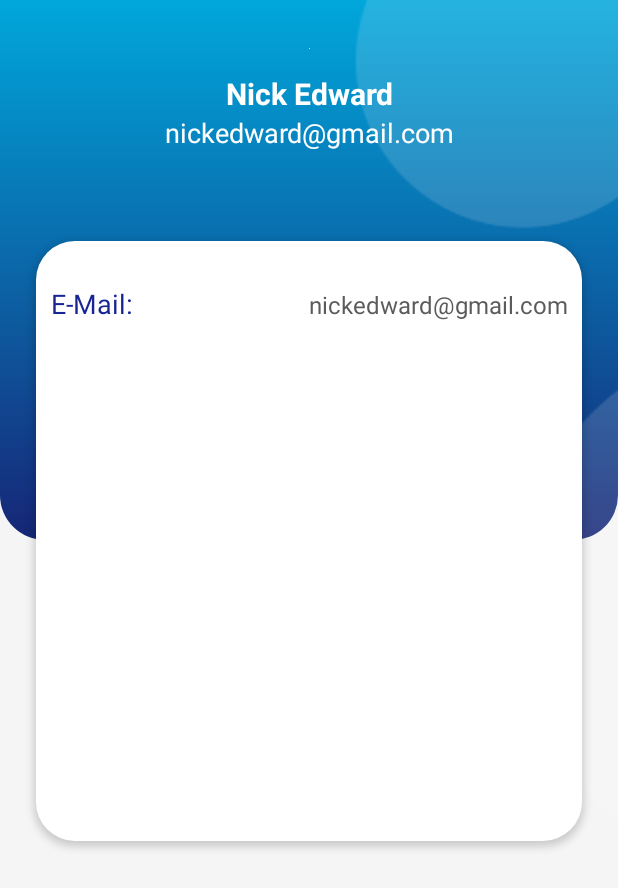
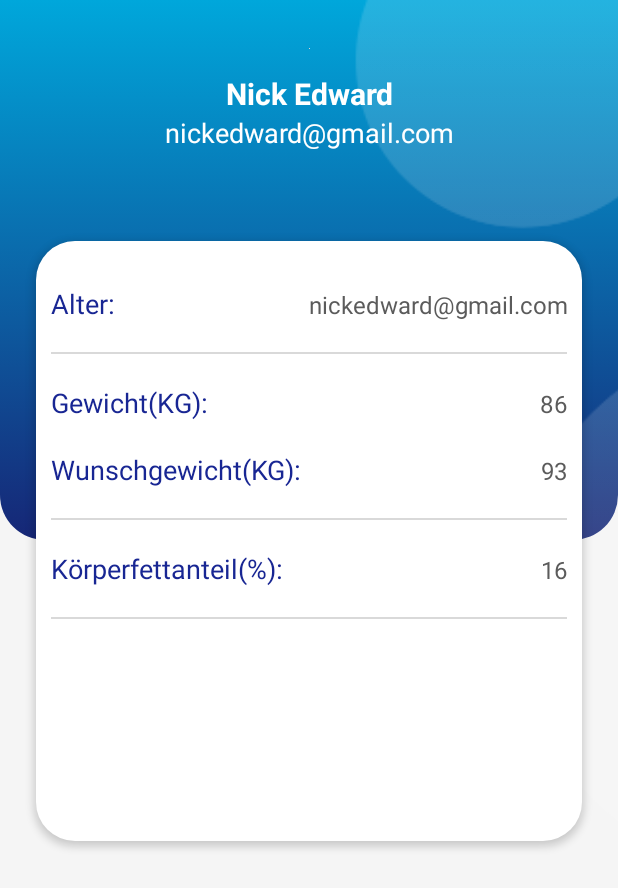
Before and after one commit to Kantholzwerfer/FlexVideoTM, an Android app: the layout fragment_profile.xml on its own in the app's theme, with its tools: preview values and no code run, on a phone screen of 412 x 824 dp. Shown: the top 888 px of the screen. Run offline under Robolectric (Android 15) with nearby library versions, the light colour scheme and no system bars.

Commit message:
- Profilupdate

```diff
--- a/app/src/main/res/layout/fragment_profile.xml
+++ b/app/src/main/res/layout/fragment_profile.xml
@@ -131,17 +131,16 @@
                             android:orientation="horizontal">
 
                             <TextView
-                                android:id="@+id/textView4"
+                                android:id="@+id/textViewAlter"
                                 android:layout_width="wrap_content"
                                 android:layout_height="wrap_content"
                                 android:layout_weight="1"
-                                android:text="E-Mail:"
+                                android:text="Alter:"
                                 android:textColor="#182693"
-                                android:textSize="18sp"
-                                />
+                                android:textSize="18sp" />
 
                             <TextView
-                                android:id="@+id/textView5"
+                                android:id="@+id/textViewAlterWert"
                                 android:layout_width="wrap_content"
                                 android:layout_height="wrap_content"
                                 android:layout_weight="1"
@@ -157,7 +156,103 @@
                             android:id="@+id/view"
                             android:layout_width="match_parent"
                             android:layout_height="1dp"
-                            android:layout_weight="1" />
+                            android:background="#D9D9D9"
+                            android:layout_margin="10dp" />
+
+                        <LinearLayout
+                            android:layout_width="match_parent"
+                            android:layout_height="wrap_content"
+                            android:layout_margin="10dp"
+                            android:orientation="horizontal">
+
+                            <TextView
+                                android:id="@+id/textViewGewicht"
+                                android:layout_width="wrap_content"
+                                android:layout_height="wrap_content"
+                                android:layout_weight="1"
+                                android:text="Gewicht(KG):"
+                                android:textColor="#182693"
+                                android:textSize="18sp" />
+
+                            <TextView
+                                android:id="@+id/textViewGewichtWert"
+                                android:layout_width="wrap_content"
+                                android:layout_height="wrap_content"
+                                android:layout_weight="1"
+                                android:text="86"
+                                android:textAlignment="viewEnd"
+                                android:textColor="#5B5B5B"
+                                android:textSize="16sp" />
+
+                        </LinearLayout>
+
+                        <LinearLayout
+                            android:layout_width="match_parent"
+                            android:layout_height="wrap_content"
+                            android:layout_margin="10dp"
+                            android:orientation="horizontal">
+
+                            <TextView
+                                android:id="@+id/textViewWunschgewicht"
+                                android:layout_width="wrap_content"
+                                android:layout_height="wrap_content"
+                                android:layout_weight="1"
+                                android:text="Wunschgewicht(KG):"
+                                android:textColor="#182693"
+                                android:textSize="18sp" />
+
+                            <TextView
+                                android:id="@+id/textViewWunschgewichtWert"
+                                android:layout_width="wrap_content"
+                                android:layout_height="wrap_content"
+                                android:layout_weight="1"
+                                android:text="93"
+                                android:textAlignment="viewEnd"
+                                android:textColor="#5B5B5B"
+                                android:textSize="16sp" />
+
+                        </LinearLayout>
+
+                        <View
+                            android:id="@+id/view3"
+                            android:layout_width="match_parent"
+                            android:layout_height="1dp"
+                            android:layout_margin="10dp"
+                            android:background="#D9D9D9" />
+
+                        <LinearLayout
+                            android:layout_width="match_parent"
+                            android:layout_height="wrap_content"
+                            android:layout_margin="10dp"
+                            android:orientation="horizontal">
+
+                            <TextView
+                                android:id="@+id/textViewKoerperfettanteil"
+                                android:layout_width="wrap_content"
+                                android:layout_height="wrap_content"
+                                android:layout_weight="1"
+                                android:text="Körperfettanteil(%):"
+                                android:textColor="#182693"
+                                android:textSize="18sp" />
+
+                            <TextView
+                                android:id="@+id/textViewKoerperfettanteilWert"
+                                android:layout_width="wrap_content"
+                                android:layout_height="wrap_content"
+                                android:layout_weight="1"
+                                android:text="16"
+                                android:textAlignment="viewEnd"
+                                android:textColor="#5B5B5B"
+                                android:textSize="16sp" />
+
+                        </LinearLayout>
+
+                        <View
+                            android:id="@+id/view4"
+                            android:layout_width="match_parent"
+                            android:layout_height="1dp"
+                            android:layout_margin="10dp"
+                            android:background="#D9D9D9" />
                     </LinearLayout>
 
                 </androidx.constraintlayout.widget.ConstraintLayout>
```
